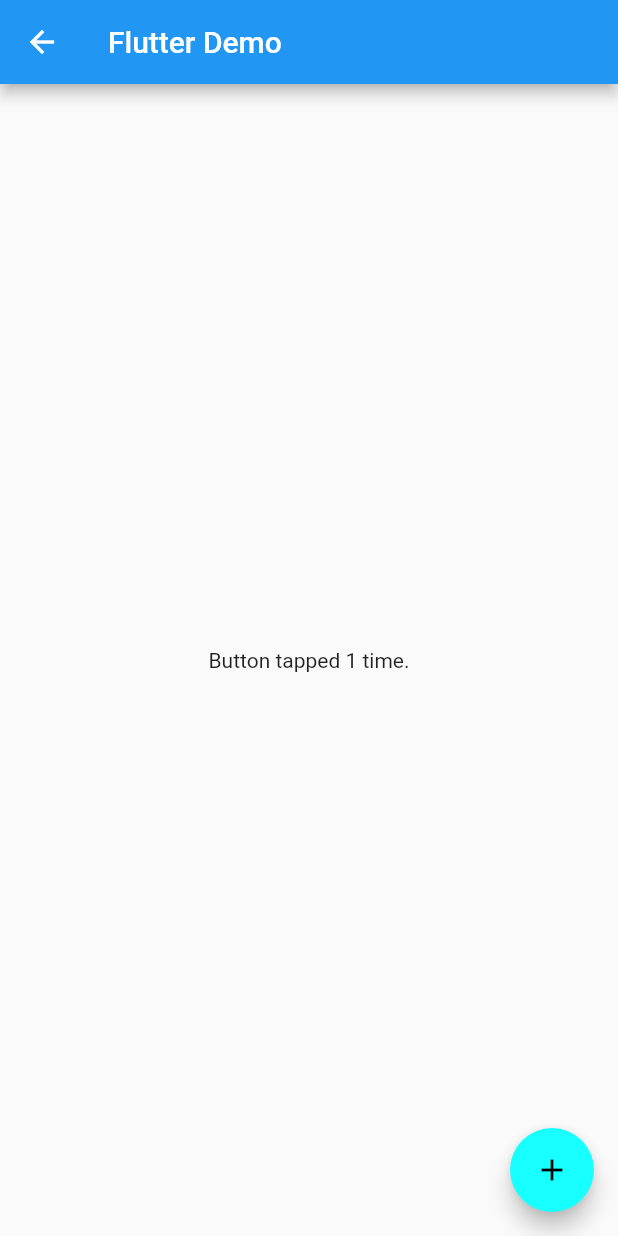
After one commit to Realank/flutter_prac, a Flutter app: the FlutterDemo screen opened directly, after a tap on the "add" icon, on a phone screen of 412 x 824 dp. The commit adds this screen. Run offline on Flutter 3.47's test engine with Material 2 defaults, Android fonts, the phone set to English and light mode, and no system bars; our stand-ins replace cached_network_image.

Commit message:
add file io page

```diff
--- /dev/null
+++ b/lib/FileIOPage.dart
@@ -0,0 +1,74 @@
+import 'dart:io';
+import 'dart:async';
+import 'package:flutter/material.dart';
+import 'package:path_provider/path_provider.dart';
+
+class FileIOPage extends StatelessWidget {
+  @override
+  Widget build(BuildContext context) {
+    return new FlutterDemo();
+  }
+}
+
+class FlutterDemo extends StatefulWidget {
+  FlutterDemo({Key key}) : super(key: key);
+
+  @override
+  _FlutterDemoState createState() => new _FlutterDemoState();
+}
+
+class _FlutterDemoState extends State<FlutterDemo> {
+  int _counter;
+
+  @override
+  void initState() {
+    super.initState();
+    _readCounter().then((int value) {
+      setState(() {
+        _counter = value;
+      });
+    });
+  }
+
+  Future<File> _getLocalFile() async {
+    // get the path to the document directory.
+    String dir = (await getApplicationDocumentsDirectory()).path;
+    return new File('$dir/counter.txt');
+  }
+
+  Future<int> _readCounter() async {
+    try {
+      File file = await _getLocalFile();
+      // read the variable as a string from the file.
+      String contents = await file.readAsString();
+      return int.parse(contents);
+    } on FileSystemException {
+      return 0;
+    }
+  }
+
+  Future<Null> _incrementCounter() async {
+    setState(() {
+      _counter++;
+    });
+    // write the variable as a string to the file
+    await (await _getLocalFile()).writeAsString('$_counter');
+  }
+
+  @override
+  Widget build(BuildContext context) {
+    return new Scaffold(
+      appBar: new AppBar(title: new Text('Flutter Demo')),
+      body: new Center(
+        child: new Text('Button tapped $_counter time${
+          _counter == 1 ? '' : 's'
+        }.'),
+      ),
+      floatingActionButton: new FloatingActionButton(
+        onPressed: _incrementCounter,
+        tooltip: 'Increment',
+        child: new Icon(Icons.add),
+      ),
+    );
+  }
+}
--- a/lib/main.dart
+++ b/lib/main.dart
@@ -11,6 +11,7 @@ import 'StateManage.dart';
 import 'InputPage.dart';
 import 'GesturePage.dart';
 import 'AnimationPage.dart';
+import 'FileIOPage.dart';
 
 void main() => runApp(new MyApp());
 
@@ -34,6 +35,7 @@ class _Features extends StatelessWidget {
     '输入': Icons.input,
     '手势': Icons.gesture,
     '动画': Icons.motorcycle,
+    '文件读取': Icons.insert_drive_file,
   };
   @override
   Widget build(BuildContext context) {
@@ -88,6 +90,9 @@ class _Features extends StatelessWidget {
       case '动画':
         jumpPage(new AnimationPage(), context);
         break;
+      case '文件读取':
+        jumpPage(new FileIOPage(), context);
+        break;
     }
   }
 
```
Also changed, not shown: 5 other files.
